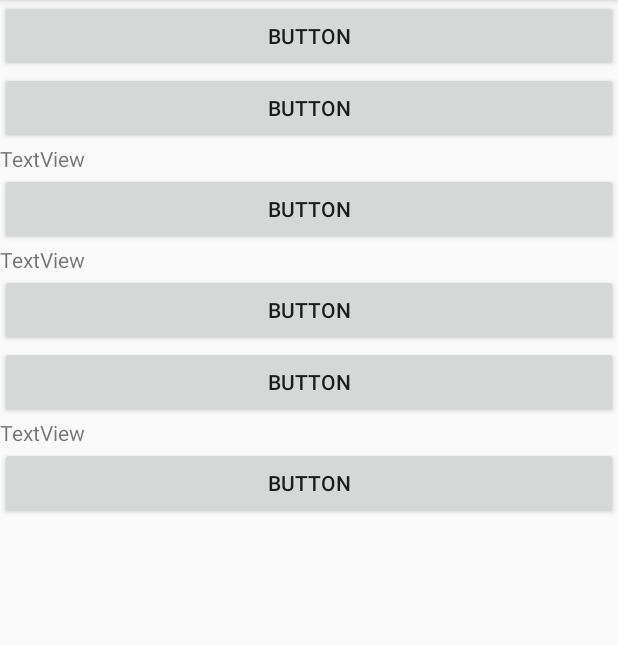
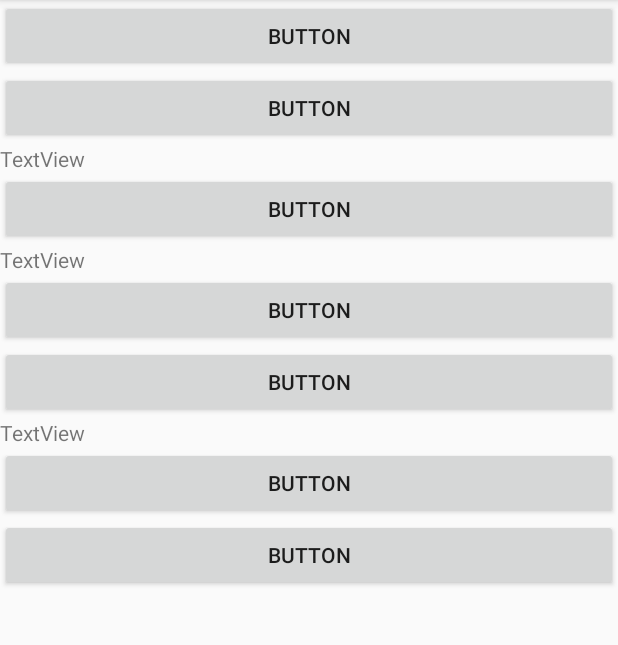
Before and after one commit to Shaojung/YVTC070506, an Android app: the screen it shows after launch (MainActivity), on a phone screen of 412 x 824 dp, the part 84-729 px from its top. Run offline under Robolectric (Android 15) with nearby library versions, the phone set to English and light mode, and no system bars.

```diff
--- a/app/src/main/res/layout/activity_main.xml
+++ b/app/src/main/res/layout/activity_main.xml
@@ -66,4 +66,11 @@
         android:layout_height="wrap_content"
         android:onClick="click6"
         android:text="Button" />
+
+    <Button
+        android:id="@+id/button8"
+        android:layout_width="match_parent"
+        android:layout_height="wrap_content"
+        android:onClick="click7"
+        android:text="Button" />
 </LinearLayout>
```
Also changed, not shown: app/src/main/java/com/example/yvtc/yvtc070506/MainActivity.java (+20 -0 lines).
